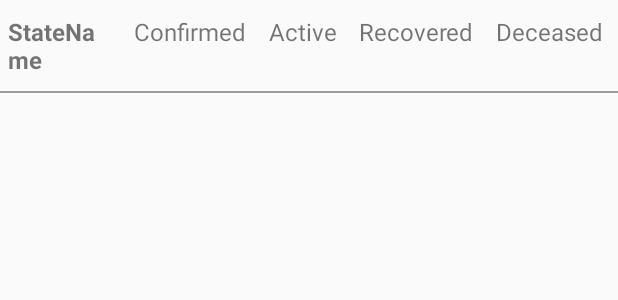
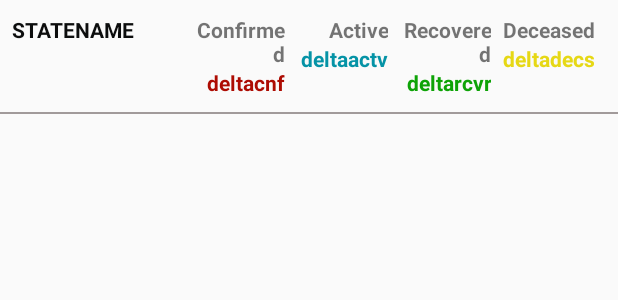
Before and after one commit to Karandeep98/Covid19-India, an Android app: the layout custom_row.xml on its own in the app's theme, with its tools: preview values and no code run, on a phone screen of 412 x 824 dp. Shown: the top 300 px of the screen. Run offline under Robolectric (Android 15) with nearby library versions, the phone set to English and light mode, and no system bars.

Commit message:
updating project

```diff
--- a/app/src/main/AndroidManifest.xml
+++ b/app/src/main/AndroidManifest.xml
@@ -9,16 +9,19 @@
         android:roundIcon="@mipmap/ic_launcher_round"
         android:supportsRtl="true"
         android:theme="@style/AppTheme">
-        <activity android:name=".MainActivity">
+        <activity android:name=".SplashScreen">
             <intent-filter>
                 <action android:name="android.intent.action.MAIN" />
 
                 <category android:name="android.intent.category.LAUNCHER" />
             </intent-filter>
         </activity>
+        <activity android:name=".MainActivity">
+
+        </activity>
     </application>
+    <uses-permission android:name="android.permission.INTERNET" />
+
     <uses-permission android:name="android.permission.ACCESS_NETWORK_STATE" />
 
-    <uses-permission android:name="android.permission.INTERNET" />
-
 </manifest>
--- a/app/src/main/java/adapter/CustomAdapter.kt
+++ b/app/src/main/java/adapter/CustomAdapter.kt
@@ -54,8 +54,12 @@ class CustomAdapter(val context: Context, private val arrayList: ArrayList<state
                 statename.text = user.state
                 active.text=user.active
                 confirmed.text=user.confirmed
+                deltacnf.text="↑ "+user.deltaconfirmed
                 recovered.text=user.recovered
+                deltaactv.text="↑ 0"
+                deltarcvr.text="↑ "+user.deltarecovered
                 deceased.text=user.deaths
+               deltadecs.text= "↑ "+user.deltadeaths
             }
 
 //        with(itemView){
--- a/app/src/main/java/com/karandeep/covid19india/MainActivity.kt
+++ b/app/src/main/java/com/karandeep/covid19india/MainActivity.kt
@@ -21,7 +21,6 @@ class MainActivity : AppCompatActivity() {
             .build()
 
     val service = retrofitClient.create(GetDataService::class.java)
-
     override fun onCreate(savedInstanceState: Bundle?) {
         super.onCreate(savedInstanceState)
         setContentView(R.layout.activity_main)
--- /dev/null
+++ b/app/src/main/java/com/karandeep/covid19india/SplashScreen.kt
@@ -0,0 +1,21 @@
+package com.karandeep.covid19india
+
+import android.content.Intent
+import androidx.appcompat.app.AppCompatActivity
+import android.os.Bundle
+import android.os.Handler
+
+class SplashScreen : AppCompatActivity() {
+    private val SPLASH_TIME_OUT = 3000L
+
+    override fun onCreate(savedInstanceState: Bundle?) {
+        super.onCreate(savedInstanceState)
+        setContentView(R.layout.activity_splash_screen)
+        Handler().postDelayed(
+                {
+                    val i = Intent(this@SplashScreen, MainActivity::class.java)
+                    startActivity(i)
+                    finish()
+                }, SPLASH_TIME_OUT)
+    }
+}
--- a/app/src/main/res/layout/activity_main.xml
+++ b/app/src/main/res/layout/activity_main.xml
@@ -31,7 +31,7 @@ tools:context=".MainActivity"
         android:textStyle="bold"
         android:textColor="@color/black"
         android:textAlignment="center"
-        android:layout_weight="0.9"
+        android:layout_weight="0.8"
         android:textSize="16sp"
        />
         <TextView
--- /dev/null
+++ b/app/src/main/res/layout/activity_splash_screen.xml
@@ -0,0 +1,17 @@
+<?xml version="1.0" encoding="utf-8"?>
+<LinearLayout xmlns:android="http://schemas.android.com/apk/res/android"
+    xmlns:app="http://schemas.android.com/apk/res-auto"
+    xmlns:tools="http://schemas.android.com/tools"
+    android:layout_width="match_parent"
+    android:layout_height="match_parent"
+    tools:context="com.karandeep.covid19india.SplashScreen"
+    android:orientation="vertical">
+    <TextView
+        android:layout_width="match_parent"
+        android:layout_height="wrap_content"
+        android:textAlignment="center"
+        android:layout_marginTop="250dp"
+        android:textSize="50dp"
+        android:text="Welcome!"/>
+
+</LinearLayout>
--- a/app/src/main/res/layout/custom_row.xml
+++ b/app/src/main/res/layout/custom_row.xml
@@ -12,54 +12,143 @@
         android:layout_height="wrap_content"
         android:orientation="horizontal"
         android:layout_marginTop="10dp"
-        android:layout_marginBottom="10dp"
-
-        >
+        android:layout_marginBottom="10dp"        >
 
         <TextView
-            android:layout_width="60dp"
+            android:layout_width="0dp"
             android:layout_height="wrap_content"
             android:id="@+id/statename"
             android:text="StateName"
-            android:paddingLeft="5dp"
+            android:textColor="@color/black"
+            android:paddingLeft="8dp"
+            android:textAllCaps="true"
+            android:textStyle="bold"
+            android:layout_weight="2"
+
+            />
+
+<LinearLayout
+    android:layout_width="0dp"
+    android:layout_height="wrap_content"
+    android:layout_weight="1"
+    android:orientation="vertical"
+    android:layout_marginRight="5dp"
+
+    >
+
+
+        <TextView
+            android:layout_width="match_parent"
+            android:layout_height="0dp"
+            android:id="@+id/confirmed"
+            android:text="Confirmed"
+            android:textStyle="bold"
+
+            android:textAlignment="textEnd"
+            android:layout_weight="1"
+            />
+    <TextView
+    android:layout_width="match_parent"
+    android:layout_height="0dp"
+    android:id="@+id/deltacnf"
+    android:text="deltacnf"
+    android:textStyle="bold"
+android:textColor="@color/red"
+    android:textAlignment="textEnd"
+    android:layout_weight="1"
+    />
+</LinearLayout>
+        <LinearLayout
+            android:layout_width="0dp"
+            android:layout_height="wrap_content"
+            android:layout_weight="1"
+            android:orientation="vertical"
+            android:layout_marginRight="5dp"
+
+            >
+        <TextView
+            android:layout_width="match_parent"
+            android:layout_height="0dp"
+            android:id="@+id/active"
+            android:text="Active"
+
+            android:textStyle="bold"
+            android:textAlignment="textEnd"
+            android:layout_weight="1"
+          />
+            <TextView
+            android:layout_width="match_parent"
+            android:layout_height="0dp"
+            android:id="@+id/deltaactv"
+            android:text="deltaactv"
+            android:textStyle="bold"
+android:textColor="@color/blue"
+            android:textAlignment="textEnd"
+            android:layout_weight="1"
+            />
+</LinearLayout>
+        <LinearLayout
+            android:layout_width="0dp"
+            android:layout_height="wrap_content"
+            android:layout_weight="1"
+            android:orientation="vertical"
+            android:layout_marginRight="5dp"
+
+            >
+        <TextView
+            android:layout_width="match_parent"
+            android:layout_height="0dp"
+            android:id="@+id/recovered"
+            android:text="Recovered"
+
+            android:textStyle="bold"
+            android:textAlignment="textEnd"
+            android:layout_weight="1"
+            />
+            <TextView
+            android:layout_width="match_parent"
+            android:layout_height="0dp"
+            android:id="@+id/deltarcvr"
+            android:text="deltarcvr"
+                android:textColor="@color/green"
+            android:textStyle="bold"
+
+            android:textAlignment="textEnd"
+            android:layout_weight="1"
+            />
+        </LinearLayout>
+        <LinearLayout
+            android:layout_width="0dp"
+            android:layout_height="wrap_content"
+            android:layout_weight="1"
+            android:orientation="vertical"
+            android:layout_marginRight="15dp"
+
+            >
+        <TextView
+            android:layout_width="match_parent"
+            android:layout_height="0dp"
+            android:id="@+id/deceased"
+
+            android:textAlignment="textEnd"
+            android:text="Deceased"
             android:textStyle="bold"
             android:layout_weight="1"
-            android:textSize="16sp"/>
 
-        <TextView
-            android:layout_width="wrap_content"
-            android:layout_height="wrap_content"
-            android:id="@+id/confirmed"
-            android:text="Confirmed"
-            android:textAlignment="textEnd"
-            android:layout_weight="1"
-            android:textSize="16sp"/>
-        <TextView
-            android:layout_width="wrap_content"
-            android:layout_height="wrap_content"
-            android:id="@+id/active"
-            android:text="Active"
-            android:textAlignment="textEnd"
-            android:layout_weight="1"
-            android:textSize="16sp"/>
-        <TextView
-            android:layout_width="wrap_content"
-            android:layout_height="wrap_content"
-            android:id="@+id/recovered"
-            android:text="Recovered"
-            android:textAlignment="textEnd"
-            android:layout_weight="1"
-            android:textSize="16sp"/>
-        <TextView
-            android:layout_width="wrap_content"
-            android:layout_height="wrap_content"
-            android:id="@+id/deceased"
-            android:textAlignment="textEnd"
-            android:text="Deceased"
-            android:layout_weight="1"
-             android:textSize="16sp"
-            android:paddingRight="10dp"/>
+            />
+            <TextView
+                android:layout_width="match_parent"
+                android:layout_height="0dp"
+                android:id="@+id/deltadecs"
+                android:text="deltadecs"
+                android:textStyle="bold"
 
+
+                android:textColor="@color/yellow"
+                android:textAlignment="textEnd"
+                android:layout_weight="1"
+                />
+        </LinearLayout>
     </LinearLayout>
 <TextView
     android:layout_width="match_parent"
```
Also changed, not shown: app/src/main/res/drawable/IndiaFightsCorona.jpg (added), app/src/main/res/drawable/map.jpg (added), app/src/main/res/drawable/map2.jpg (added).
